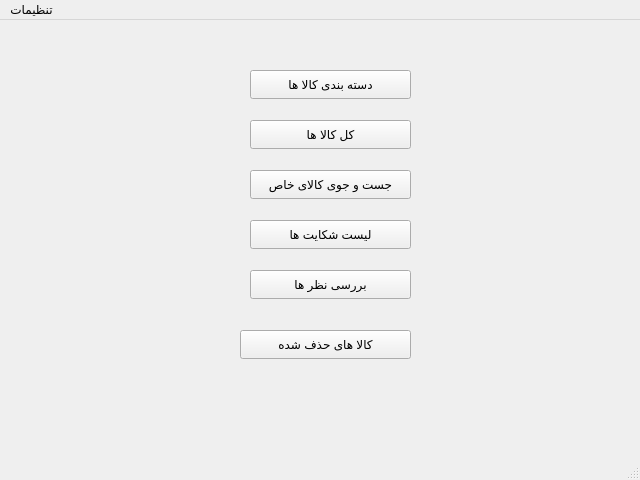
Alireza8hi/Project-DigiKala, file SupportAdminWindow.ui: the form before one commit.
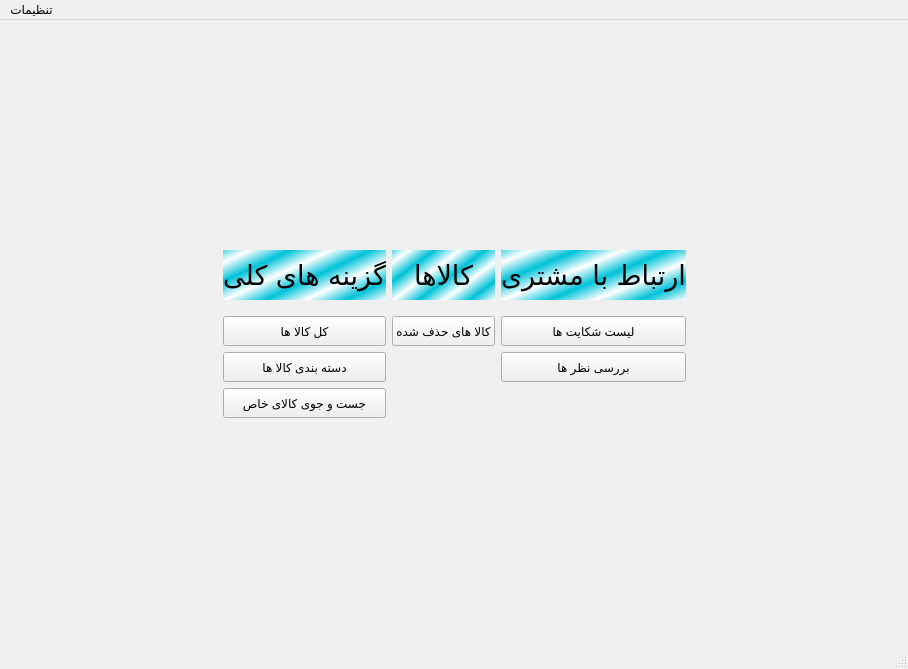
The form after the commit. Icons and pictures are not drawn.

```diff
--- a/SupportAdminWindow.ui
+++ b/SupportAdminWindow.ui
@@ -6,100 +6,372 @@
    <rect>
     <x>0</x>
     <y>0</y>
-    <width>640</width>
-    <height>480</height>
+    <width>908</width>
+    <height>669</height>
    </rect>
   </property>
   <property name="windowTitle">
    <string>MainWindow</string>
   </property>
   <widget class="QWidget" name="centralwidget">
-   <widget class="QPushButton" name="Searchbtn">
-    <property name="geometry">
-     <rect>
-      <x>250</x>
-      <y>150</y>
-      <width>161</width>
-      <height>29</height>
-     </rect>
-    </property>
-    <property name="text">
-     <string>جست و جوی کالای خاص</string>
-    </property>
-   </widget>
-   <widget class="QPushButton" name="DeletedCommoditieBtn">
-    <property name="geometry">
-     <rect>
-      <x>240</x>
-      <y>310</y>
-      <width>171</width>
-      <height>29</height>
-     </rect>
-    </property>
-    <property name="text">
-     <string>کالا های حذف شده</string>
-    </property>
-   </widget>
-   <widget class="QPushButton" name="CategoriesBtn">
-    <property name="geometry">
-     <rect>
-      <x>250</x>
-      <y>50</y>
-      <width>161</width>
-      <height>29</height>
-     </rect>
-    </property>
-    <property name="text">
-     <string>دسته بندی کالا ها</string>
-    </property>
-   </widget>
-   <widget class="QPushButton" name="AllCommoditiesBtn">
-    <property name="geometry">
-     <rect>
-      <x>250</x>
-      <y>100</y>
-      <width>161</width>
-      <height>29</height>
-     </rect>
-    </property>
-    <property name="text">
-     <string>کل کالا ها</string>
-    </property>
-   </widget>
-   <widget class="QPushButton" name="ComplaintListBtn">
-    <property name="geometry">
-     <rect>
-      <x>250</x>
-      <y>200</y>
-      <width>161</width>
-      <height>29</height>
-     </rect>
-    </property>
-    <property name="text">
-     <string>لیست شکایت ها</string>
-    </property>
-   </widget>
-   <widget class="QPushButton" name="CheckCommentBtn">
-    <property name="geometry">
-     <rect>
-      <x>250</x>
-      <y>250</y>
-      <width>161</width>
-      <height>29</height>
-     </rect>
-    </property>
-    <property name="text">
-     <string>بررسی نظر ها</string>
-    </property>
-   </widget>
+   <property name="styleSheet">
+    <string notr="true">background-image: url(:/Pics/Pics/2374143.jpg);</string>
+   </property>
+   <layout class="QGridLayout" name="gridLayout">
+    <item row="2" column="1">
+     <spacer name="verticalSpacer">
+      <property name="orientation">
+       <enum>Qt::Vertical</enum>
+      </property>
+      <property name="sizeHint" stdset="0">
+       <size>
+        <width>20</width>
+        <height>40</height>
+       </size>
+      </property>
+     </spacer>
+    </item>
+    <item row="1" column="2">
+     <spacer name="horizontalSpacer_2">
+      <property name="orientation">
+       <enum>Qt::Horizontal</enum>
+      </property>
+      <property name="sizeHint" stdset="0">
+       <size>
+        <width>40</width>
+        <height>20</height>
+       </size>
+      </property>
+     </spacer>
+    </item>
+    <item row="1" column="1">
+     <layout class="QGridLayout" name="gridLayout_2">
+      <item row="3" column="0">
+       <widget class="QPushButton" name="CategoriesBtn">
+        <property name="minimumSize">
+         <size>
+          <width>0</width>
+          <height>30</height>
+         </size>
+        </property>
+        <property name="maximumSize">
+         <size>
+          <width>16777215</width>
+          <height>30</height>
+         </size>
+        </property>
+        <property name="styleSheet">
+         <string notr="true">color: rgb(0, 0, 0);</string>
+        </property>
+        <property name="text">
+         <string>دسته بندی کالا ها</string>
+        </property>
+        <property name="icon">
+         <iconset resource="icons.qrc">
+          <normaloff>:/Icons/Icons/categories-icon-1.jpg</normaloff>:/Icons/Icons/categories-icon-1.jpg</iconset>
+        </property>
+       </widget>
+      </item>
+      <item row="2" column="1">
+       <widget class="QPushButton" name="DeletedCommoditieBtn">
+        <property name="sizePolicy">
+         <sizepolicy hsizetype="Minimum" vsizetype="Fixed">
+          <horstretch>0</horstretch>
+          <verstretch>0</verstretch>
+         </sizepolicy>
+        </property>
+        <property name="minimumSize">
+         <size>
+          <width>0</width>
+          <height>30</height>
+         </size>
+        </property>
+        <property name="maximumSize">
+         <size>
+          <width>16777215</width>
+          <height>30</height>
+         </size>
+        </property>
+        <property name="styleSheet">
+         <string notr="true">color: rgb(0, 0, 0);</string>
+        </property>
+        <property name="text">
+         <string>کالا های حذف شده</string>
+        </property>
+        <property name="icon">
+         <iconset resource="icons.qrc">
+          <normaloff>:/Icons/Icons/deleted-icon-9.jpg</normaloff>:/Icons/Icons/deleted-icon-9.jpg</iconset>
+        </property>
+       </widget>
+      </item>
+      <item row="0" column="0">
+       <widget class="QLabel" name="label">
+        <property name="minimumSize">
+         <size>
+          <width>0</width>
+          <height>50</height>
+         </size>
+        </property>
+        <property name="maximumSize">
+         <size>
+          <width>16777215</width>
+          <height>50</height>
+         </size>
+        </property>
+        <property name="font">
+         <font>
+          <family>B Titr</family>
+          <pointsize>20</pointsize>
+         </font>
+        </property>
+        <property name="styleSheet">
+         <string notr="true">color: rgb(0, 0, 0);
+background-image: url(:/Pics/Pics/NoBack.png);
+background-color: qlineargradient(spread:reflect, x1:0.826291, y1:0.887, x2:1, y2:1, stop:0 rgba(0, 194, 216, 255), stop:1 rgba(255, 255, 255, 255));</string>
+        </property>
+        <property name="text">
+         <string>گزینه های کلی</string>
+        </property>
+        <property name="alignment">
+         <set>Qt::AlignCenter</set>
+        </property>
+       </widget>
+      </item>
+      <item row="0" column="2">
+       <widget class="QLabel" name="label_3">
+        <property name="minimumSize">
+         <size>
+          <width>0</width>
+          <height>50</height>
+         </size>
+        </property>
+        <property name="maximumSize">
+         <size>
+          <width>16777215</width>
+          <height>50</height>
+         </size>
+        </property>
+        <property name="font">
+         <font>
+          <family>B Titr</family>
+          <pointsize>20</pointsize>
+         </font>
+        </property>
+        <property name="styleSheet">
+         <string notr="true">color: rgb(0, 0, 0);
+background-image: url(:/Pics/Pics/NoBack.png);
+background-color: qlineargradient(spread:reflect, x1:0.826291, y1:0.887, x2:1, y2:1, stop:0 rgba(0, 194, 216, 255), stop:1 rgba(255, 255, 255, 255));</string>
+        </property>
+        <property name="text">
+         <string>ارتباط با مشتری</string>
+        </property>
+        <property name="alignment">
+         <set>Qt::AlignCenter</set>
+        </property>
+       </widget>
+      </item>
+      <item row="4" column="0">
+       <widget class="QPushButton" name="Searchbtn">
+        <property name="sizePolicy">
+         <sizepolicy hsizetype="Minimum" vsizetype="Fixed">
+          <horstretch>0</horstretch>
+          <verstretch>0</verstretch>
+         </sizepolicy>
+        </property>
+        <property name="minimumSize">
+         <size>
+          <width>0</width>
+          <height>30</height>
+         </size>
+        </property>
+        <property name="maximumSize">
+         <size>
+          <width>16777215</width>
+          <height>30</height>
+         </size>
+        </property>
+        <property name="styleSheet">
+         <string notr="true">color: rgb(0, 0, 0);</string>
+        </property>
+        <property name="text">
+         <string>جست و جوی کالای خاص</string>
+        </property>
+        <property name="icon">
+         <iconset resource="icons.qrc">
+          <normaloff>:/Icons/Icons/search-icon-png-5.png</normaloff>:/Icons/Icons/search-icon-png-5.png</iconset>
+        </property>
+       </widget>
+      </item>
+      <item row="2" column="2">
+       <widget class="QPushButton" name="ComplaintListBtn">
+        <property name="minimumSize">
+         <size>
+          <width>0</width>
+          <height>30</height>
+         </size>
+        </property>
+        <property name="maximumSize">
+         <size>
+          <width>16777215</width>
+          <height>30</height>
+         </size>
+        </property>
+        <property name="styleSheet">
+         <string notr="true">color: rgb(0, 0, 0);</string>
+        </property>
+        <property name="text">
+         <string>لیست شکایت ها</string>
+        </property>
+        <property name="icon">
+         <iconset resource="icons.qrc">
+          <normaloff>:/Icons/Icons/2334516-200.png</normaloff>:/Icons/Icons/2334516-200.png</iconset>
+        </property>
+       </widget>
+      </item>
+      <item row="0" column="1">
+       <widget class="QLabel" name="label_2">
+        <property name="sizePolicy">
+         <sizepolicy hsizetype="Preferred" vsizetype="Preferred">
+          <horstretch>0</horstretch>
+          <verstretch>0</verstretch>
+         </sizepolicy>
+        </property>
+        <property name="minimumSize">
+         <size>
+          <width>0</width>
+          <height>50</height>
+         </size>
+        </property>
+        <property name="maximumSize">
+         <size>
+          <width>16777215</width>
+          <height>50</height>
+         </size>
+        </property>
+        <property name="font">
+         <font>
+          <family>B Titr</family>
+          <pointsize>20</pointsize>
+         </font>
+        </property>
+        <property name="styleSheet">
+         <string notr="true">color: rgb(0, 0, 0);
+background-image: url(:/Pics/Pics/NoBack.png);
+background-color: qlineargradient(spread:reflect, x1:0.826291, y1:0.887, x2:1, y2:1, stop:0 rgba(0, 194, 216, 255), stop:1 rgba(255, 255, 255, 255));</string>
+        </property>
+        <property name="text">
+         <string>کالاها</string>
+        </property>
+        <property name="alignment">
+         <set>Qt::AlignCenter</set>
+        </property>
+       </widget>
+      </item>
+      <item row="3" column="2">
+       <widget class="QPushButton" name="CheckCommentBtn">
+        <property name="minimumSize">
+         <size>
+          <width>0</width>
+          <height>30</height>
+         </size>
+        </property>
+        <property name="maximumSize">
+         <size>
+          <width>16777215</width>
+          <height>30</height>
+         </size>
+        </property>
+        <property name="styleSheet">
+         <string notr="true">color: rgb(0, 0, 0);</string>
+        </property>
+        <property name="text">
+         <string>بررسی نظر ها</string>
+        </property>
+        <property name="icon">
+         <iconset resource="icons.qrc">
+          <normaloff>:/Icons/Icons/icon-comments-19.jpg</normaloff>:/Icons/Icons/icon-comments-19.jpg</iconset>
+        </property>
+       </widget>
+      </item>
+      <item row="1" column="2">
+       <spacer name="verticalSpacer_3">
+        <property name="orientation">
+         <enum>Qt::Vertical</enum>
+        </property>
+        <property name="sizeType">
+         <enum>QSizePolicy::Preferred</enum>
+        </property>
+        <property name="sizeHint" stdset="0">
+         <size>
+          <width>20</width>
+          <height>10</height>
+         </size>
+        </property>
+       </spacer>
+      </item>
+      <item row="2" column="0">
+       <widget class="QPushButton" name="AllCommoditiesBtn">
+        <property name="minimumSize">
+         <size>
+          <width>0</width>
+          <height>30</height>
+         </size>
+        </property>
+        <property name="maximumSize">
+         <size>
+          <width>16777215</width>
+          <height>30</height>
+         </size>
+        </property>
+        <property name="styleSheet">
+         <string notr="true">color: rgb(0, 0, 0);</string>
+        </property>
+        <property name="text">
+         <string>کل کالا ها</string>
+        </property>
+        <property name="icon">
+         <iconset resource="icons.qrc">
+          <normaloff>:/Icons/Icons/5110770.png</normaloff>:/Icons/Icons/5110770.png</iconset>
+        </property>
+       </widget>
+      </item>
+     </layout>
+    </item>
+    <item row="1" column="0">
+     <spacer name="horizontalSpacer">
+      <property name="orientation">
+       <enum>Qt::Horizontal</enum>
+      </property>
+      <property name="sizeHint" stdset="0">
+       <size>
+        <width>40</width>
+        <height>20</height>
+       </size>
+      </property>
+     </spacer>
+    </item>
+    <item row="0" column="1">
+     <spacer name="verticalSpacer_2">
+      <property name="orientation">
+       <enum>Qt::Vertical</enum>
+      </property>
+      <property name="sizeHint" stdset="0">
+       <size>
+        <width>20</width>
+        <height>40</height>
+       </size>
+      </property>
+     </spacer>
+    </item>
+   </layout>
   </widget>
   <widget class="QMenuBar" name="menubar">
    <property name="geometry">
     <rect>
      <x>0</x>
      <y>0</y>
-     <width>640</width>
-     <height>26</height>
+     <width>908</width>
+     <height>25</height>
     </rect>
    </property>
    <widget class="QMenu" name="menu">
```
Left out of the diff: 18 changed lines with no effect on the pictures.
